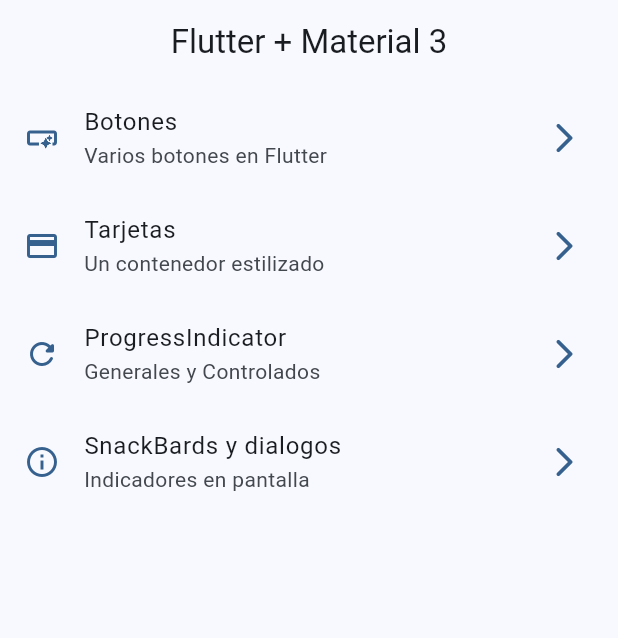
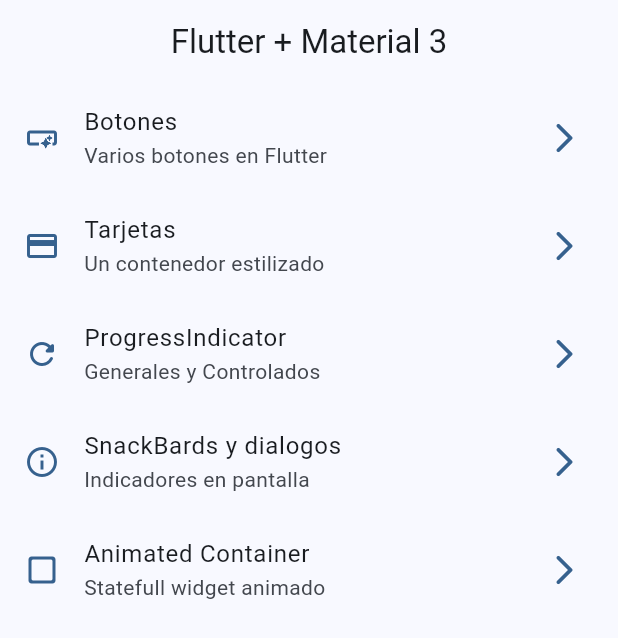
Before and after one commit to LastKing97xd/widgets_app, a Flutter app: the screen it shows after launch, on a phone screen of 412 x 824 dp. Shown: the top 638 px of the screen. Run offline on Flutter 3.47's test engine with Material 3 defaults, Android fonts, the phone set to English and light mode, and no system bars; our stand-ins replace go_router.

Commit message:
Animated Container Terminado

```diff
--- a/lib/config/menu/menu_items.dart
+++ b/lib/config/menu/menu_items.dart
@@ -45,4 +45,11 @@ const List<MenuItem> appMenuItems =[
     link: '/snackbars',
     icon: Icons.info_outline
   ),
+
+   MenuItem(
+    title: 'Animated Container',
+    subTitle: 'Statefull widget animado',
+    link: '/animated',
+    icon: Icons.check_box_outline_blank_rounded
+  ),
 ];
--- a/lib/config/router/app_router.dart
+++ b/lib/config/router/app_router.dart
@@ -35,5 +35,12 @@ final appRouter = GoRouter(
       //name: SnackbarScreen.name,
       builder: (context, state) => const SnackbarScreen(),
     ),
+
+    GoRoute(
+      path: '/animated',
+      //name: AnimatedScreen.name,
+      builder: (context, state) => const AnimatedScreen(),
+    ),
+
   ],
 );
```
Also changed, not shown: lib/presentation/screens/animated/animated_screen.dart (+61 -2 lines).
